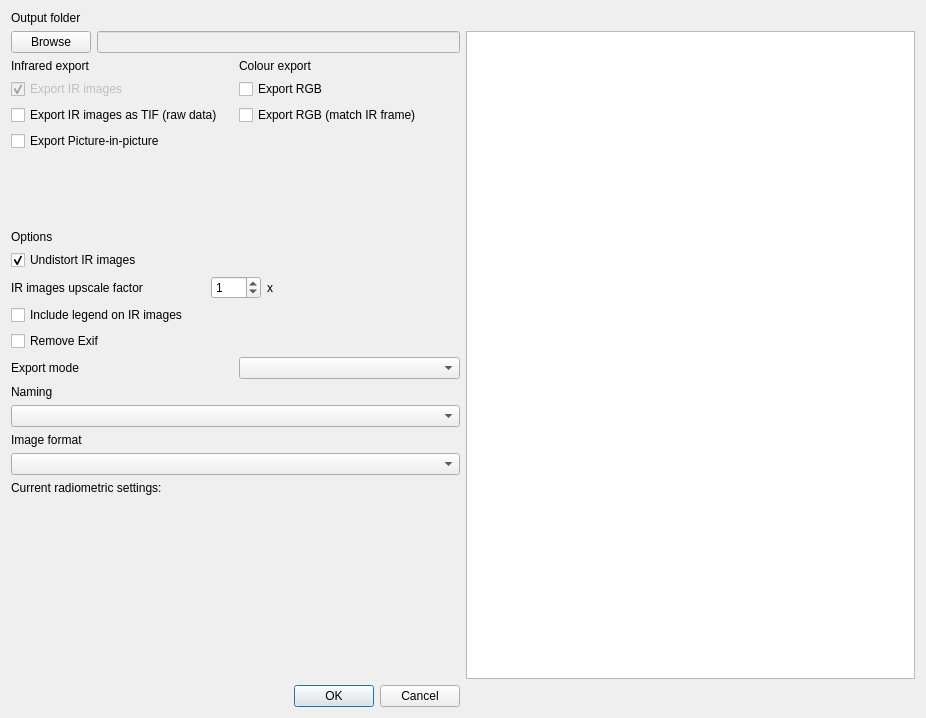
s-du/Thermogram, file ui/export_dialog.ui: the form before one commit.
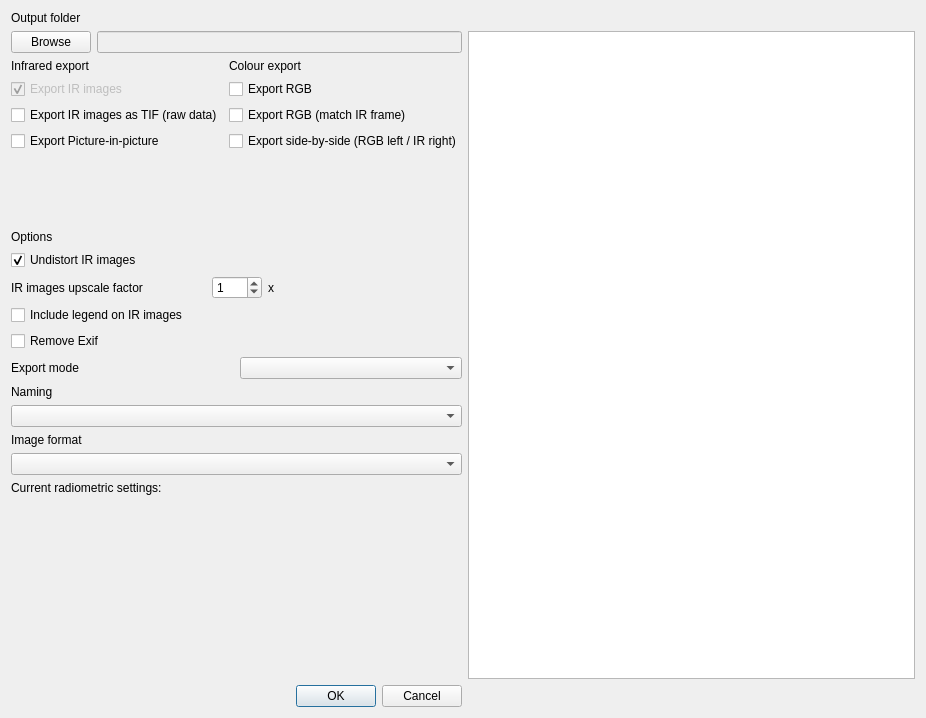
The form after the commit.

Commit message: side-by-side pictures export

What changed in the file:
```diff
--- a/ui/export_dialog.ui
+++ b/ui/export_dialog.ui
@@ -117,6 +117,13 @@
            </property>
           </widget>
          </item>
+         <item>
+          <widget class="QCheckBox" name="checkBox_exp_side">
+           <property name="text">
+            <string>Export side-by-side (RGB left / IR right)</string>
+           </property>
+          </widget>
+         </item>
          <item>
           <spacer name="verticalSpacer_2">
            <property name="orientation">
```
The commit also changes 2 other files.
